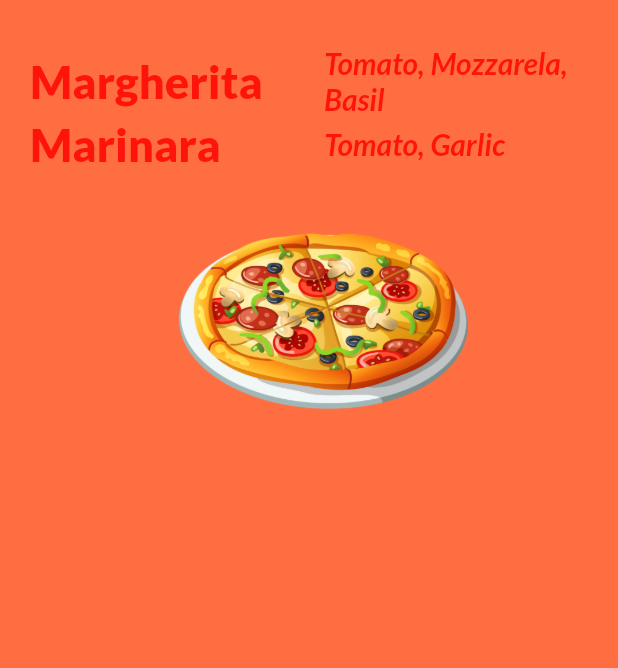
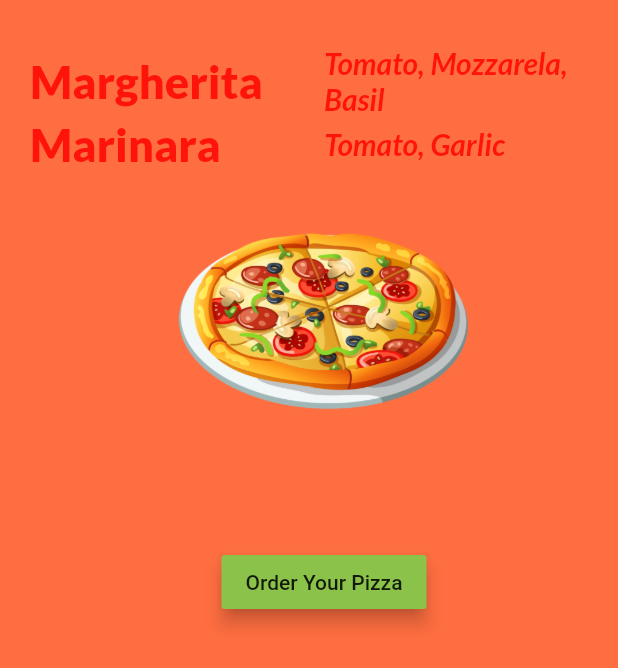
Before and after one commit to komangariana/flutter_ps, a Flutter app: the screen it shows after launch, on a phone screen of 412 x 824 dp. Shown: the top 668 px of the screen. Run offline on Flutter 3.47's test engine with Material 2 defaults, Android fonts, the phone set to English and light mode, and no system bars.

Commit message:
Add button to UI.

```diff
--- a/lib/ui/home.dart
+++ b/lib/ui/home.dart
@@ -63,6 +63,7 @@ class Home extends StatelessWidget {
               )
             ]),
             PizzaLogo(),
+            OrderButton(),
           ]
         )
 
@@ -79,3 +80,31 @@ class PizzaLogo extends StatelessWidget {
     return Container(child: image);
   }
 }
+
+class OrderButton extends StatelessWidget {
+  @override
+  Widget build(BuildContext context) {
+    var button = Container(
+      margin: EdgeInsets.only(top: 50.0),
+      child: RaisedButton(
+        child: Text("Order Your Pizza"),
+        color:  Colors.lightGreen,
+        elevation: 5.0,
+        onPressed: () {
+          order(context);
+        },
+      ),
+    );
+    return button;
+  }
+  void order(BuildContext context) {
+    var alert = AlertDialog(
+      title: Text("Order Completed"),
+      content: Text("Thank you for your order")
+    );
+    showDialog(
+      context: context,
+      builder:  (BuildContext context) => alert
+    );
+  }
+}
```
